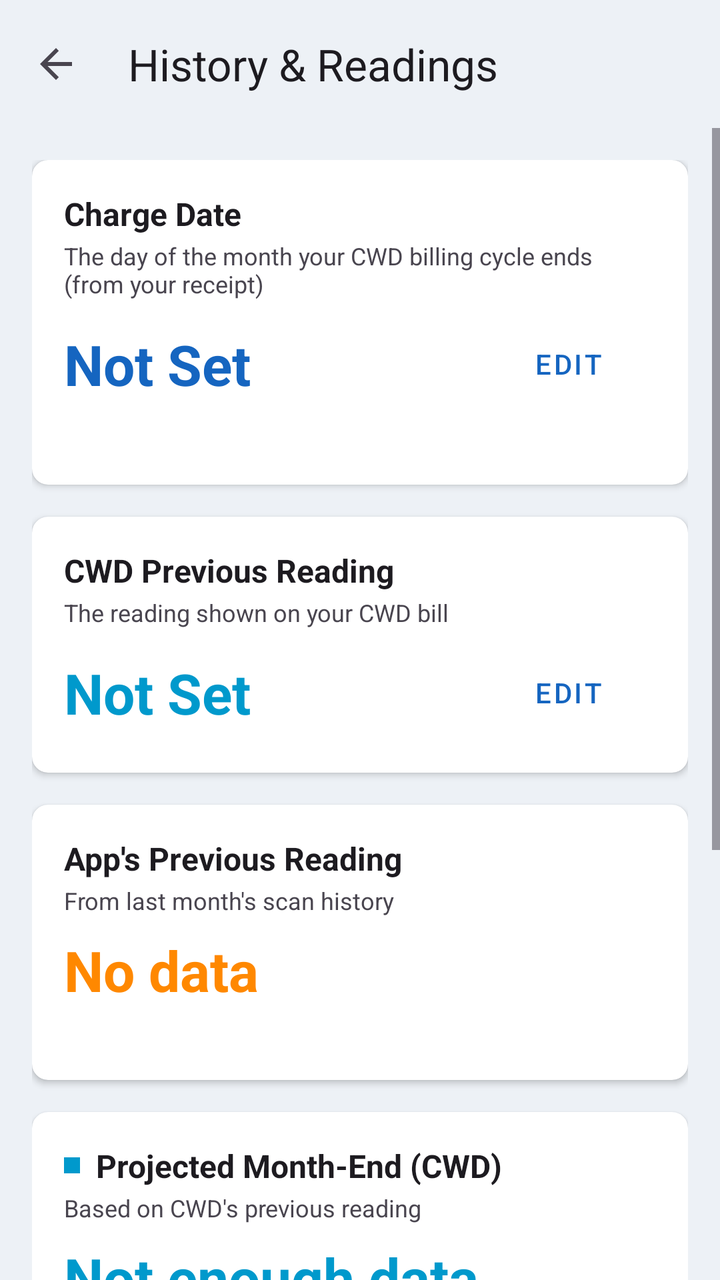
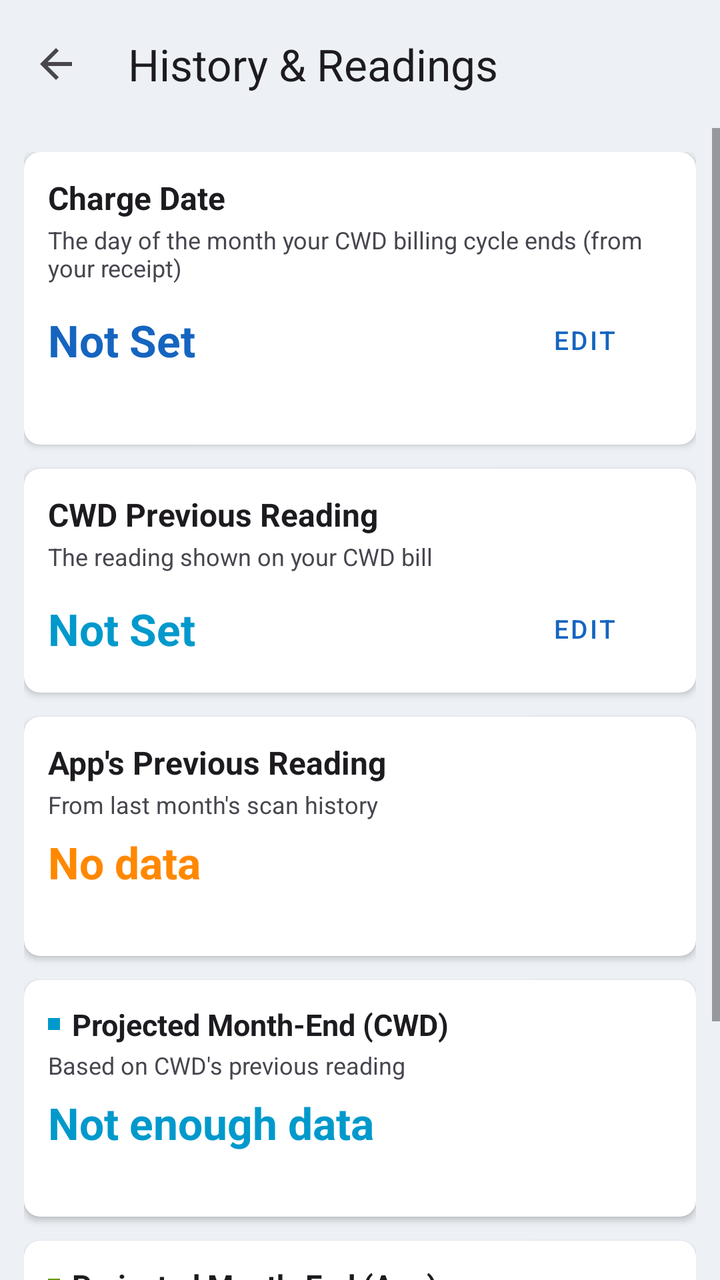

The first picture is an Android layout as it rendered before a commit; the second is the same layout after the commit. The layout source and the unified diff follow.
<!-- AndroidManifest.xml: activity theme Theme.MeterSnap -->
<!-- res/layout/activity_history_settings.xml -->
<?xml version="1.0" encoding="utf-8"?>
<LinearLayout xmlns:android="http://schemas.android.com/apk/res/android"
    xmlns:app="http://schemas.android.com/apk/res-auto"
    android:id="@+id/root_layout"
    android:layout_width="match_parent"
    android:layout_height="match_parent"
    android:orientation="vertical"
    android:background="?android:attr/colorBackground">

    
    <androidx.appcompat.widget.Toolbar
        android:id="@+id/toolbar"
        android:layout_width="match_parent"
        android:layout_height="wrap_content"
        android:minHeight="?attr/actionBarSize"
        android:background="?android:attr/colorBackground"
        android:elevation="4dp"
        app:contentInsetStartWithNavigation="0dp"
        app:navigationIcon="?attr/homeAsUpIndicator"
        app:title="History &amp; Readings"
        app:titleTextColor="?android:attr/textColorPrimary"
        app:titleMarginStart="8dp" />

    <ScrollView
        android:layout_width="match_parent"
        android:layout_height="0dp"
        android:layout_weight="1"
        android:fillViewport="true">

        <LinearLayout
            android:layout_width="match_parent"
            android:layout_height="wrap_content"
            android:orientation="vertical"
            android:padding="16dp">

            
            <androidx.cardview.widget.CardView
                android:layout_width="match_parent"
                android:layout_height="wrap_content"
                app:cardCornerRadius="8dp"
                app:cardElevation="2dp">

                <LinearLayout
                    android:layout_width="match_parent"
                    android:layout_height="wrap_content"
                    android:orientation="vertical"
                    android:padding="16dp">

                    <TextView
                        android:layout_width="match_parent"
                        android:layout_height="wrap_content"
                        android:text="Charge Date"
                        android:textColor="?android:attr/textColorPrimary"
                        android:textSize="16sp"
                        android:textStyle="bold" />

                    <TextView
                        android:layout_width="match_parent"
                        android:layout_height="wrap_content"
                        android:text="The day of the month your CWD billing cycle ends (from your receipt)"
                        android:textSize="12sp"
                        android:textColor="?android:attr/textColorSecondary"
                        android:layout_marginTop="2dp"/>

                    <LinearLayout
                        android:layout_width="match_parent"
                        android:layout_height="wrap_content"
                        android:orientation="horizontal"
                        android:gravity="center_vertical"
                        android:layout_marginTop="8dp">

                        <TextView
                            android:id="@+id/text_charge_date"
                            android:layout_width="0dp"
                            android:layout_height="wrap_content"
                            android:layout_weight="1"
                            android:text="Not Set"
                            android:textSize="28sp"
                            android:textStyle="bold"
                            android:textColor="?attr/colorPrimary" />

                        <Button
                            android:id="@+id/btn_edit_charge_date"
                            android:layout_width="wrap_content"
                            android:layout_height="wrap_content"
                            android:text="Edit"
                            style="@style/Widget.MaterialComponents.Button.TextButton"/>
                    </LinearLayout>

                    <TextView
                        android:id="@+id/text_charge_date_coverage"
                        android:layout_width="match_parent"
                        android:layout_height="wrap_content"
                        android:text=""
                        android:textSize="12sp"
                        android:textColor="?android:attr/textColorSecondary"
                        android:layout_marginTop="4dp"/>
                </LinearLayout>
            </androidx.cardview.widget.CardView>

            
            <androidx.cardview.widget.CardView
                android:layout_width="match_parent"
                android:layout_height="wrap_content"
                android:layout_marginTop="16dp"
                app:cardCornerRadius="8dp"
                app:cardElevation="2dp">

            <LinearLayout
                android:layout_width="match_parent"
                android:layout_height="wrap_content"
                android:orientation="vertical"
                android:padding="16dp">

                <TextView
                    android:layout_width="match_parent"
                    android:layout_height="wrap_content"
                    android:text="CWD Previous Reading"
                    android:textColor="?android:attr/textColorPrimary"
                    android:textSize="16sp"
                    android:textStyle="bold" />

                <TextView
                    android:layout_width="match_parent"
                    android:layout_height="wrap_content"
                    android:text="The reading shown on your CWD bill"
                    android:textSize="12sp"
                    android:textColor="?android:attr/textColorSecondary"
                    android:layout_marginTop="2dp"/>

                <LinearLayout
                    android:layout_width="match_parent"
                    android:layout_height="wrap_content"
                    android:orientation="horizontal"
                    android:gravity="center_vertical"
                    android:layout_marginTop="8dp">

                    <TextView
                        android:id="@+id/text_cwd_previous"
                        android:layout_width="0dp"
                        android:layout_height="wrap_content"
                        android:layout_weight="1"
                        android:text="Not Set"
                        android:textSize="28sp"
                        android:textStyle="bold"
                        android:textColor="@android:color/holo_blue_dark" />

                    <Button
                        android:id="@+id/btn_edit_cwd_previous"
                        android:layout_width="wrap_content"
                        android:layout_height="wrap_content"
                        android:text="Edit"
                        style="@style/Widget.MaterialComponents.Button.TextButton"/>
                </LinearLayout>
            </LinearLayout>
        </androidx.cardview.widget.CardView>

            
            <androidx.cardview.widget.CardView
                android:layout_width="match_parent"
                android:layout_height="wrap_content"
                android:layout_marginTop="16dp"
                app:cardCornerRadius="8dp"
                app:cardElevation="2dp">

            <LinearLayout
                android:layout_width="match_parent"
                android:layout_height="wrap_content"
                android:orientation="vertical"
                android:padding="16dp">

                <TextView
                    android:layout_width="match_parent"
                    android:layout_height="wrap_content"
                    android:text="App's Previous Reading"
                    android:textColor="?android:attr/textColorPrimary"
                    android:textSize="16sp"
                    android:textStyle="bold" />

                <TextView
                    android:layout_width="match_parent"
                    android:layout_height="wrap_content"
                    android:text="From last month's scan history"
                    android:textSize="12sp"
                    android:textColor="?android:attr/textColorSecondary"
                    android:layout_marginTop="2dp"/>

                <TextView
                    android:id="@+id/text_app_previous"
                    android:layout_width="wrap_content"
                    android:layout_height="wrap_content"
                    android:text="No data"
                    android:textSize="28sp"
                    android:textStyle="bold"
                    android:textColor="@android:color/holo_orange_dark"
                    android:layout_marginTop="8dp"/>
                    
                <TextView
                    android:id="@+id/text_app_previous_details"
                    android:layout_width="match_parent"
                    android:layout_height="wrap_content"
                    android:text=""
                    android:textSize="12sp"
                    android:textColor="?android:attr/textColorSecondary"
                    android:layout_marginTop="4dp"/>
            </LinearLayout>
        </androidx.cardview.widget.CardView>

            
            <androidx.cardview.widget.CardView
                android:layout_width="match_parent"
                android:layout_height="wrap_content"
                android:layout_marginTop="16dp"
                app:cardCornerRadius="8dp"
                app:cardElevation="2dp">

            <LinearLayout
                android:layout_width="match_parent"
                android:layout_height="wrap_content"
                android:orientation="vertical"
                android:padding="16dp">

                <LinearLayout
                    android:layout_width="match_parent"
                    android:layout_height="wrap_content"
                    android:orientation="horizontal"
                    android:gravity="center_vertical">

                    <View
                        android:layout_width="8dp"
                        android:layout_height="8dp"
                        android:background="@android:color/holo_blue_dark"/>

                    <TextView
                        android:layout_width="wrap_content"
                        android:layout_height="wrap_content"
                        android:text="Projected Month-End (CWD)"
                        android:textColor="?android:attr/textColorPrimary"
                        android:textSize="16sp"
                        android:textStyle="bold"
                        android:layout_marginStart="8dp"/>
                </LinearLayout>

                <TextView
                    android:layout_width="match_parent"
                    android:layout_height="wrap_content"
                    android:text="Based on CWD's previous reading"
                    android:textSize="12sp"
                    android:textColor="?android:attr/textColorSecondary"
                    android:layout_marginTop="2dp"/>

                <TextView
                    android:id="@+id/text_projected_cwd"
                    android:layout_width="wrap_content"
                    android:layout_height="wrap_content"
                    android:text="Not enough data"
                    android:textSize="28sp"
                    android:textStyle="bold"
                    android:textColor="@android:color/holo_blue_dark"
                    android:layout_marginTop="8dp"/>
                    
                <TextView
                    android:id="@+id/text_projected_cwd_details"
                    android:layout_width="match_parent"
                    android:layout_height="wrap_content"
                    android:text=""
                    android:textSize="12sp"
                    android:textColor="?android:attr/textColorSecondary"
                    android:layout_marginTop="4dp"/>
            </LinearLayout>
        </androidx.cardview.widget.CardView>

            
            <androidx.cardview.widget.CardView
                android:layout_width="match_parent"
                android:layout_height="wrap_content"
                android:layout_marginTop="16dp"
                app:cardCornerRadius="8dp"
                app:cardElevation="2dp">

            <LinearLayout
                android:layout_width="match_parent"
                android:layout_height="wrap_content"
                android:orientation="vertical"
                android:padding="16dp">

                <LinearLayout
                    android:layout_width="match_parent"
                    android:layout_height="wrap_content"
                    android:orientation="horizontal"
                    android:gravity="center_vertical">

                    <View
                        android:layout_width="8dp"
                        android:layout_height="8dp"
                        android:background="@android:color/holo_green_dark"/>

                    <TextView
                        android:layout_width="wrap_content"
                        android:layout_height="wrap_content"
                        android:text="Projected Month-End (App)"
                        android:textColor="?android:attr/textColorPrimary"
                        android:textSize="16sp"
                        android:textStyle="bold"
                        android:layout_marginStart="8dp"/>
                </LinearLayout>

                <TextView
                    android:layout_width="match_parent"
                    android:layout_height="wrap_content"
                    android:text="Based on app's predicted previous reading"
                    android:textSize="12sp"
                    android:textColor="?android:attr/textColorSecondary"
                    android:layout_marginTop="2dp"/>

                <TextView
                    android:id="@+id/text_projected_app"
                    android:layout_width="wrap_content"
                    android:layout_height="wrap_content"
                    android:text="Not enough data"
                    android:textSize="28sp"
                    android:textStyle="bold"
                    android:textColor="@android:color/holo_green_dark"
                    android:layout_marginTop="8dp"/>
                    
                <TextView
                    android:id="@+id/text_projected_app_details"
                    android:layout_width="match_parent"
                    android:layout_height="wrap_content"
                    android:text=""
                    android:textSize="12sp"
                    android:textColor="?android:attr/textColorSecondary"
                    android:layout_marginTop="4dp"/>
            </LinearLayout>
        </androidx.cardview.widget.CardView>

            
            <Button
                android:id="@+id/btn_history_logs"
                android:layout_width="match_parent"
                android:layout_height="wrap_content"
                android:layout_marginTop="16dp"
                android:text="View History Logs"
                style="@style/Widget.MaterialComponents.Button.OutlinedButton"/>

            <Button
                android:id="@+id/btn_session_logs"
                android:layout_width="match_parent"
                android:layout_height="wrap_content"
                android:layout_marginTop="8dp"
                android:text="View Session Logs"
                style="@style/Widget.MaterialComponents.Button.OutlinedButton"/>

            
            <androidx.cardview.widget.CardView
                android:id="@+id/card_prediction_stats"
                android:layout_width="match_parent"
                android:layout_height="wrap_content"
                android:layout_marginTop="16dp"
                app:cardCornerRadius="8dp"
                app:cardElevation="2dp"
                android:visibility="gone">

            <LinearLayout
                android:layout_width="match_parent"
                android:layout_height="wrap_content"
                android:orientation="vertical"
                android:padding="16dp">

                <TextView
                    android:layout_width="match_parent"
                    android:layout_height="wrap_content"
                    android:text="Prediction Performance"
                    android:textColor="?android:attr/textColorPrimary"
                    android:textSize="14sp"
                    android:textStyle="bold" />

                <TextView
                    android:id="@+id/text_prediction_stats"
                    android:layout_width="match_parent"
                    android:layout_height="wrap_content"
                    android:text="No prediction data yet"
                    android:textSize="12sp"
                    android:textColor="?android:attr/textColorSecondary"
                    android:layout_marginTop="8dp"/>
            </LinearLayout>
        </androidx.cardview.widget.CardView>

        </LinearLayout>
    </ScrollView>

</LinearLayout>
<!-- resources referenced by this layout -->
<resources>
  <style name="Theme.MeterSnap" parent="Base.Theme.MeterSnap" />
  <style name="Base.Theme.MeterSnap" parent="Theme.Material3.DayNight.NoActionBar">
          <item name="colorPrimary">@color/ms_blue_primary</item>
          <item name="colorOnPrimary">@color/ms_blue_on_primary</item>
          <item name="colorPrimaryContainer">@color/ms_blue_primary_container</item>
          <item name="colorOnPrimaryContainer">@color/ms_blue_on_primary_container</item>
          <item name="colorSecondary">@color/ms_blue_secondary</item>
          <item name="colorOnSecondary">@color/ms_blue_on_secondary</item>
          <item name="colorSecondaryContainer">@color/ms_blue_secondary_container</item>
          <item name="colorOnSecondaryContainer">@color/ms_blue_on_secondary_container</item>
          <item name="colorTertiary">@color/ms_blue_tertiary</item>
          <item name="colorOnTertiary">@color/ms_blue_on_tertiary</item>
          <item name="android:colorBackground">@color/app_screen_background</item>
          <item name="cardViewStyle">@style/Widget.MeterSnap.CardView</item>
  
          
          <item name="android:statusBarColor">@android:color/transparent</item>
          <item name="android:navigationBarColor">@android:color/transparent</item>
          
          
          <item name="android:windowLightStatusBar">true</item>
          <item name="android:windowLightNavigationBar">true</item>
      </style>
  <color name="ms_blue_primary">#1565C0</color>
  <color name="ms_blue_on_primary">#FFFFFFFF</color>
  <color name="ms_blue_primary_container">#D7E3FF</color>
  <color name="ms_blue_on_primary_container">#001B3F</color>
  <color name="ms_blue_secondary">#2F6EA5</color>
  <color name="ms_blue_on_secondary">#FFFFFFFF</color>
  <color name="ms_blue_secondary_container">#D1E4FF</color>
  <color name="ms_blue_on_secondary_container">#001D36</color>
  <color name="ms_blue_tertiary">#1E88E5</color>
  <color name="ms_blue_on_tertiary">#FFFFFFFF</color>
  <color name="app_screen_background">#FFEDF1F6</color>
  <style name="Widget.MeterSnap.CardView" parent="CardView">
          <item name="cardBackgroundColor">@color/app_card_background</item>
      </style>
  <color name="app_card_background">#FFFFFFFF</color>
</resources>

<!-- the commit's change to res/layout/activity_history_settings.xml (unified diff, before → after) -->
@@ -31,7 +31,7 @@
             android:layout_width="match_parent"
             android:layout_height="wrap_content"
             android:orientation="vertical"
-            android:padding="16dp">
+            android:padding="12dp">
 
             
             <androidx.cardview.widget.CardView
@@ -44,7 +44,7 @@
                     android:layout_width="match_parent"
                     android:layout_height="wrap_content"
                     android:orientation="vertical"
-                    android:padding="16dp">
+                    android:padding="12dp">
 
                     <TextView
                         android:layout_width="match_parent"
@@ -75,7 +75,7 @@
                             android:layout_height="wrap_content"
                             android:layout_weight="1"
                             android:text="Not Set"
-                            android:textSize="28sp"
+                            android:textSize="22sp"
                             android:textStyle="bold"
                             android:textColor="?attr/colorPrimary" />
 
@@ -83,7 +83,9 @@
                             android:id="@+id/btn_edit_charge_date"
                             android:layout_width="wrap_content"
                             android:layout_height="wrap_content"
+                                android:minHeight="40dp"
                             android:text="Edit"
+                                android:textSize="13sp"
                             style="@style/Widget.MaterialComponents.Button.TextButton"/>
                     </LinearLayout>
 
@@ -102,7 +104,7 @@
             <androidx.cardview.widget.CardView
                 android:layout_width="match_parent"
                 android:layout_height="wrap_content"
-                android:layout_marginTop="16dp"
+                android:layout_marginTop="12dp"
                 app:cardCornerRadius="8dp"
                 app:cardElevation="2dp">
 
@@ -110,7 +112,7 @@
                 android:layout_width="match_parent"
                 android:layout_height="wrap_content"
                 android:orientation="vertical"
-                android:padding="16dp">
+                android:padding="12dp">
 
                 <TextView
                     android:layout_width="match_parent"
@@ -141,7 +143,7 @@
                         android:layout_height="wrap_content"
                         android:layout_weight="1"
                         android:text="Not Set"
-                        android:textSize="28sp"
+                        android:textSize="22sp"
                         android:textStyle="bold"
                         android:textColor="@android:color/holo_blue_dark" />
 
@@ -149,7 +151,9 @@
                         android:id="@+id/btn_edit_cwd_previous"
                         android:layout_width="wrap_content"
                         android:layout_height="wrap_content"
+                        android:minHeight="40dp"
                         android:text="Edit"
+                        android:textSize="13sp"
                         style="@style/Widget.MaterialComponents.Button.TextButton"/>
                 </LinearLayout>
             </LinearLayout>
@@ -159,7 +163,7 @@
             <androidx.cardview.widget.CardView
                 android:layout_width="match_parent"
                 android:layout_height="wrap_content"
-                android:layout_marginTop="16dp"
+                android:layout_marginTop="12dp"
                 app:cardCornerRadius="8dp"
                 app:cardElevation="2dp">
 
@@ -167,7 +171,7 @@
                 android:layout_width="match_parent"
                 android:layout_height="wrap_content"
                 android:orientation="vertical"
-                android:padding="16dp">
+                android:padding="12dp">
 
                 <TextView
                     android:layout_width="match_parent"
@@ -190,10 +194,10 @@
                     android:layout_width="wrap_content"
                     android:layout_height="wrap_content"
                     android:text="No data"
-                    android:textSize="28sp"
+                    android:textSize="22sp"
                     android:textStyle="bold"
                     android:textColor="@android:color/holo_orange_dark"
-                    android:layout_marginTop="8dp"/>
+                    android:layout_marginTop="6dp"/>
                     
                 <TextView
                     android:id="@+id/text_app_previous_details"
@@ -210,7 +214,7 @@
             <androidx.cardview.widget.CardView
                 android:layout_width="match_parent"
                 android:layout_height="wrap_content"
-                android:layout_marginTop="16dp"
+                android:layout_marginTop="12dp"
                 app:cardCornerRadius="8dp"
                 app:cardElevation="2dp">
 
@@ -218,7 +222,7 @@
                 android:layout_width="match_parent"
                 android:layout_height="wrap_content"
                 android:orientation="vertical"
-                android:padding="16dp">
+                android:padding="12dp">
 
                 <LinearLayout
                     android:layout_width="match_parent"
@@ -227,8 +231,8 @@
                     android:gravity="center_vertical">
 
                     <View
-                        android:layout_width="8dp"
-                        android:layout_height="8dp"
+                        android:layout_width="6dp"
+                        android:layout_height="6dp"
                         android:background="@android:color/holo_blue_dark"/>
 
                     <TextView
@@ -236,9 +240,9 @@
                         android:layout_height="wrap_content"
                         android:text="Projected Month-End (CWD)"
                         android:textColor="?android:attr/textColorPrimary"
-                        android:textSize="16sp"
+                        android:textSize="15sp"
                         android:textStyle="bold"
-                        android:layout_marginStart="8dp"/>
+                        android:layout_marginStart="6dp"/>
                 </LinearLayout>
 
                 <TextView
@@ -254,10 +258,10 @@
                     android:layout_width="wrap_content"
                     android:layout_height="wrap_content"
                     android:text="Not enough data"
-                    android:textSize="28sp"
+                    android:textSize="22sp"
                     android:textStyle="bold"
                     android:textColor="@android:color/holo_blue_dark"
-                    android:layout_marginTop="8dp"/>
+                    android:layout_marginTop="6dp"/>
                     
                 <TextView
                     android:id="@+id/text_projected_cwd_details"
@@ -274,7 +278,7 @@
             <androidx.cardview.widget.CardView
                 android:layout_width="match_parent"
                 android:layout_height="wrap_content"
-                android:layout_marginTop="16dp"
+                android:layout_marginTop="12dp"
                 app:cardCornerRadius="8dp"
                 app:cardElevation="2dp">
 
@@ -282,7 +286,7 @@
                 android:layout_width="match_parent"
                 android:layout_height="wrap_content"
                 android:orientation="vertical"
-                android:padding="16dp">
+                android:padding="12dp">
 
                 <LinearLayout
                     android:layout_width="match_parent"
@@ -291,8 +295,8 @@
                     android:gravity="center_vertical">
 
                     <View
-                        android:layout_width="8dp"
-                        android:layout_height="8dp"
+                        android:layout_width="6dp"
+                        android:layout_height="6dp"
                         android:background="@android:color/holo_green_dark"/>
 
                     <TextView
@@ -300,9 +304,9 @@
                         android:layout_height="wrap_content"
                         android:text="Projected Month-End (App)"
                         android:textColor="?android:attr/textColorPrimary"
-                        android:textSize="16sp"
+                        android:textSize="15sp"
                         android:textStyle="bold"
-                        android:layout_marginStart="8dp"/>
+                        android:layout_marginStart="6dp"/>
                 </LinearLayout>
 
                 <TextView
@@ -318,10 +322,10 @@
                     android:layout_width="wrap_content"
                     android:layout_height="wrap_content"
                     android:text="Not enough data"
-                    android:textSize="28sp"
+                    android:textSize="22sp"
                     android:textStyle="bold"
                     android:textColor="@android:color/holo_green_dark"
-                    android:layout_marginTop="8dp"/>
+                    android:layout_marginTop="6dp"/>
                     
                 <TextView
                     android:id="@+id/text_projected_app_details"
@@ -335,28 +339,41 @@
         </androidx.cardview.widget.CardView>
 
             
-            <Button
-                android:id="@+id/btn_history_logs"
-                android:layout_width="match_parent"
-                android:layout_height="wrap_content"
-                android:layout_marginTop="16dp"
-                android:text="View History Logs"
-                style="@style/Widget.MaterialComponents.Button.OutlinedButton"/>
-
-            <Button
-                android:id="@+id/btn_session_logs"
-                android:layout_width="match_parent"
-                android:layout_height="wrap_content"
-                android:layout_marginTop="8dp"
-                android:text="View Session Logs"
-                style="@style/Widget.MaterialComponents.Button.OutlinedButton"/>
+            <LinearLayout
+                android:layout_width="match_parent"
+                android:layout_height="wrap_content"
+                android:layout_marginTop="12dp"
+                android:orientation="horizontal"
+                android:gravity="center_vertical">
+
+                <Button
+                    android:id="@+id/btn_history_logs"
+                    android:layout_width="0dp"
+                    android:layout_height="wrap_content"
+                    android:layout_weight="1"
+                    android:minHeight="44dp"
+                    android:text="History Logs"
+                    android:textSize="13sp"
+                    style="@style/Widget.MaterialComponents.Button.OutlinedButton"/>
+
+                <Button
+                    android:id="@+id/btn_session_logs"
+                    android:layout_width="0dp"
+                    android:layout_height="wrap_content"
+                    android:layout_weight="1"
+                    android:layout_marginStart="8dp"
+                    android:minHeight="44dp"
+                    android:text="Session Logs"
+                    android:textSize="13sp"
+                    style="@style/Widget.MaterialComponents.Button.OutlinedButton"/>
+            </LinearLayout>
 
             
             <androidx.cardview.widget.CardView
                 android:id="@+id/card_prediction_stats"
                 android:layout_width="match_parent"
                 android:layout_height="wrap_content"
-                android:layout_marginTop="16dp"
+                android:layout_marginTop="12dp"
                 app:cardCornerRadius="8dp"
                 app:cardElevation="2dp"
                 android:visibility="gone">
@@ -365,14 +382,14 @@
                 android:layout_width="match_parent"
                 android:layout_height="wrap_content"
                 android:orientation="vertical"
-                android:padding="16dp">
+                android:padding="12dp">
 
                 <TextView
                     android:layout_width="match_parent"
                     android:layout_height="wrap_content"
                     android:text="Prediction Performance"
                     android:textColor="?android:attr/textColorPrimary"
-                    android:textSize="14sp"
+                    android:textSize="13sp"
                     android:textStyle="bold" />
 
                 <TextView
@@ -380,9 +397,9 @@
                     android:layout_width="match_parent"
                     android:layout_height="wrap_content"
                     android:text="No prediction data yet"
-                    android:textSize="12sp"
-                    android:textColor="?android:attr/textColorSecondary"
-                    android:layout_marginTop="8dp"/>
+                    android:textSize="11sp"
+                    android:textColor="?android:attr/textColorSecondary"
+                    android:layout_marginTop="6dp"/>
             </LinearLayout>
         </androidx.cardview.widget.CardView>
 
